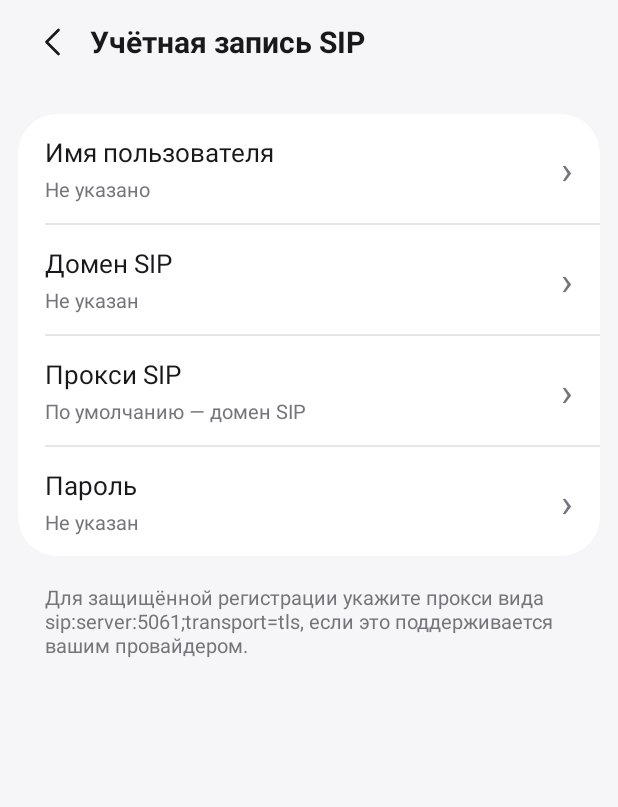
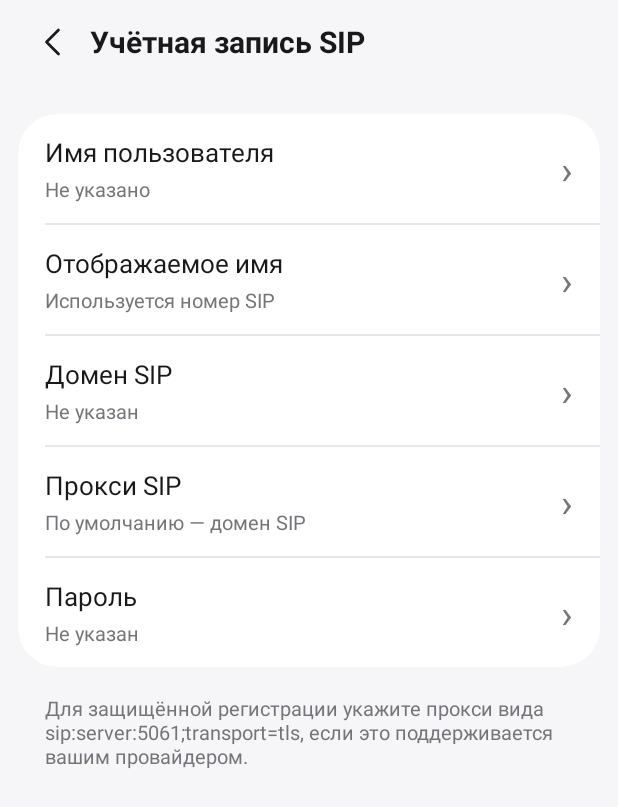
Before and after one commit to spark108/sip_for_samsung, an Android app: the screen it shows after launch (AccountActivity), after a tap on "Настроить SIP-аккаунт", on a phone screen of 412 x 824 dp. Shown: the top 807 px of the screen. Run offline under Robolectric (Android 15) with nearby library versions, the phone set to English and light mode, and no system bars; libraries missing offline, so code that uses them is left out: org.linphone.core; pictures from the network do not load.

Commit message:
Добавлены иконка и отображаемое имя SIP в системных экранах вызовов

```diff
--- a/app/src/main/java/ru/spark108/sipphoneservice/Config.java
+++ b/app/src/main/java/ru/spark108/sipphoneservice/Config.java
@@ -14,13 +14,14 @@ import javax.crypto.spec.GCMParameterSpec;
 import org.json.JSONArray;
 
 final class Config {
-    String user = "", domain = "", server = "", password = "";
+    String user = "", displayName = "", domain = "", server = "", password = "";
     private static final String KEY = "sip_password_v1";
 
     static Config load(Context context) {
         SharedPreferences p = context.getSharedPreferences("sip", 0);
         Config c = new Config();
         c.user = p.getString("user", "");
+        c.displayName = p.getString("display_name", "");
         c.domain = p.getString("domain", "");
         c.server = p.getString("server", "");
         String saved = p.getString("password", "");
@@ -61,6 +62,7 @@ final class Config {
         System.arraycopy(encrypted, 0, data, iv.length, encrypted.length);
         context.getSharedPreferences("sip", 0).edit()
             .putString("user", user).putString("domain", domain).putString("server", server)
+            .putString("display_name", displayName)
             .putString("password", Base64.encodeToString(data, Base64.NO_WRAP)).apply();
     }
 
--- a/app/src/main/java/ru/spark108/sipphoneservice/MainActivity.java
+++ b/app/src/main/java/ru/spark108/sipphoneservice/MainActivity.java
@@ -27,8 +27,7 @@ public final class MainActivity extends Activity {
 
     @Override public void onCreate(Bundle state) {
         super.onCreate(state);
-        Config config = Config.load(this);
-        if (config.valid()) SipConnectionService.register(this);
+        SipConnectionService.register(this, Config.load(this));
         setContentView(R.layout.activity_main);
         enable = findViewById(R.id.enable);
         status = findViewById(R.id.status);
--- a/app/src/main/java/ru/spark108/sipphoneservice/PermissionsActivity.java
+++ b/app/src/main/java/ru/spark108/sipphoneservice/PermissionsActivity.java
@@ -61,7 +61,7 @@ public final class PermissionsActivity extends Activity {
     }
 
     private void openCallAccounts() {
-        if (Config.load(this).valid()) SipConnectionService.register(this);
+        SipConnectionService.register(this, Config.load(this));
         SettingsUi.openCallAccounts(this);
     }
 }
--- a/app/src/main/java/ru/spark108/sipphoneservice/SipService.java
+++ b/app/src/main/java/ru/spark108/sipphoneservice/SipService.java
@@ -85,7 +85,7 @@ public final class SipService extends Service {
             return false;
         }
         try {
-            SipConnectionService.register(this);
+            SipConnectionService.register(this, config);
             startCore();
             updateStatus(R.string.sip_registering);
             return true;
--- a/app/src/main/res/layout/activity_account.xml
+++ b/app/src/main/res/layout/activity_account.xml
@@ -7,6 +7,8 @@
         <LinearLayout android:layout_width="match_parent" android:layout_height="wrap_content" android:orientation="vertical"
             android:layout_marginTop="20dp" android:background="@drawable/settings_card" android:clipToOutline="true">
             <include android:id="@+id/user_row" layout="@layout/setting_row" />
+            <View android:layout_width="match_parent" android:layout_height="1dp" android:layout_marginStart="18dp" android:background="@color/settings_divider" />
+            <include android:id="@+id/display_name_row" layout="@layout/setting_row" />
             <View android:layout_width="match_parent" android:layout_height="1dp" android:layout_marginStart="18dp" android:background="@color/settings_divider" />
             <include android:id="@+id/domain_row" layout="@layout/setting_row" />
             <View android:layout_width="match_parent" android:layout_height="1dp" android:layout_marginStart="18dp" android:background="@color/settings_divider" />
--- a/app/src/main/res/values/strings.xml
+++ b/app/src/main/res/values/strings.xml
@@ -7,6 +7,9 @@
     <string name="navigate_back">Назад</string>
     <string name="permissions_title">Разрешения</string>
     <string name="account_title">Учётная запись SIP</string>
+    <string name="display_name_title">Отображаемое имя</string>
+    <string name="display_name_default">Используется номер SIP</string>
+    <string name="phone_account_label">SIP: %1$s</string>
     <string name="about_title">О программе</string>
     <string name="microphone_title">Микрофон</string>
     <string name="microphone_purpose">Голос во время вызова</string>
```
Also changed, not shown: app/src/main/java/ru/spark108/sipphoneservice/AccountActivity.java (+19 -3 lines), app/src/main/java/ru/spark108/sipphoneservice/SipConnectionService.java (+29 -5 lines).
